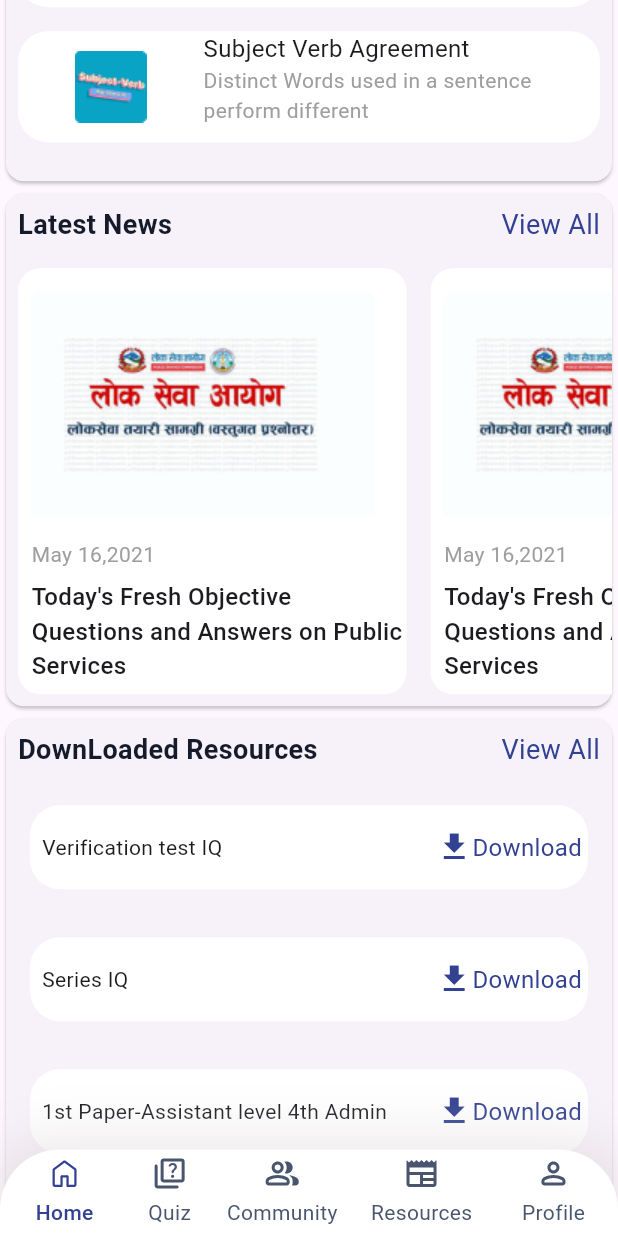
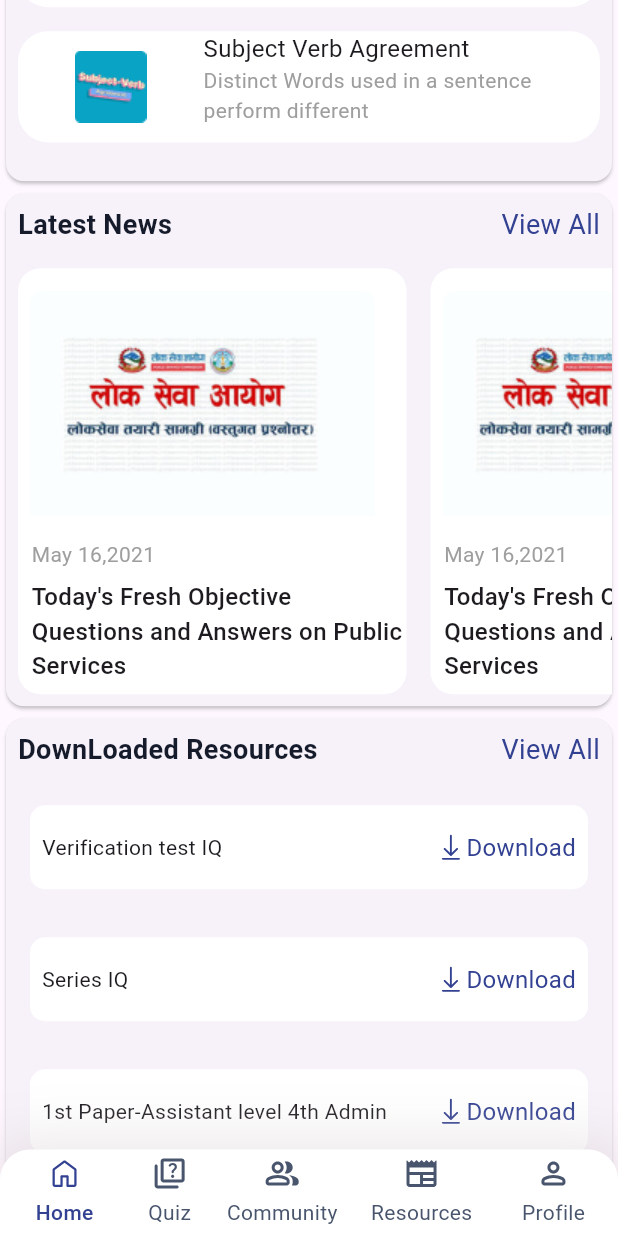
Before and after one commit to Neptechpal-pvt-ltd/loksewatayari-mobile-app, a Flutter app: the DashboardPage screen opened by its route, scrolled down 1085 dp, on a phone screen of 412 x 824 dp. Run offline on Flutter 3.47's test engine with Material 3 defaults, Android fonts, the light colour scheme and no system bars; our stand-ins replace dio, flutter_svg, get_storage, pin_input_text_field, shared_preferences; accounts and stored records are empty.

Commit message:
some chnages on the Ui

```diff
--- a/lib/core/const/assets_path.dart
+++ b/lib/core/const/assets_path.dart
@@ -90,6 +90,9 @@ class AssetsPath {
 
   //transparent logo
   static const String transparentlogo = '${_imagePath}loksewalogotransparent.png';
+  //
+  static const String arrow_down = '${_iconPath}arrow_down.svg';
+
 
 
 
--- a/lib/core/routes/router_generator.dart
+++ b/lib/core/routes/router_generator.dart
@@ -41,7 +41,7 @@ class RouterGenerator {
       case Routes.course:
         return MaterialPageRoute(builder: (_) => SelectCourse());
 
-      case Routes.selecteng:
+      case Routes.home:
         return MaterialPageRoute(builder: (_) => HomePage());
       case Routes.dashboard:
         return MaterialPageRoute(builder: (_) => const DashboardPage());
--- a/lib/core/routes/routes.dart
+++ b/lib/core/routes/routes.dart
@@ -8,7 +8,7 @@ class Routes {
   static const String career = "/SelectCareer";
 
   static const String course = "/SelectCourse";
-  static const String selecteng = "/SelectEngineering";
+  static const String home = "/HomePage";
   static const String dashboard = "/DashBoard";
   static const String result = "/ResultPage";
   static const String askqsn = "/AskQuestion";
--- a/lib/main.dart
+++ b/lib/main.dart
@@ -2,7 +2,9 @@ import 'package:flutter/material.dart';
 import 'package:get_storage/get_storage.dart';
 import 'package:loksewa/core/routes/router_generator.dart';
 import 'package:loksewa/core/themes/app_theme.dart';
-import 'package:loksewa/view/splash_onboard/splash_screen.dart';
+import 'package:loksewa/view/home_view/dashboard.dart';
+import 'package:loksewa/view/home_view/homepage.dart';
+import 'package:loksewa/view/signup/register_view.dart';
 import 'package:loksewa/view_model.dart/dashboard_view_model.dart';
 import 'package:loksewa/view_model.dart/login/auth_view_model.dart';
 import 'package:loksewa/view_model.dart/onboarding_view_model.dart';
@@ -14,11 +16,13 @@ import 'package:provider/provider.dart';
 
 void main() async {
   await GetStorage.init();
-  runApp(const MyApp());
+  runApp(MyApp());
 }
 
 class MyApp extends StatelessWidget {
-  const MyApp({super.key});
+  final ThemeViewModel _themeViewModel = ThemeViewModel(ThemeData.light());
+
+  MyApp({super.key});
 
   @override
   Widget build(BuildContext context) {
@@ -35,16 +39,16 @@ class MyApp extends StatelessWidget {
             create: (_) => DashboardViewModel()),
         ChangeNotifierProvider<OtpInfoViewModel>(
             create: (_) => OtpInfoViewModel()),
-        ChangeNotifierProvider<ThemeViewModel>(
+        ChangeNotifierProvider(
             create: (_) => ThemeViewModel(ThemeData.light())),
       ],
       child: MaterialApp(
           debugShowCheckedModeBanner: false,
           title: 'Flutter Demo',
           theme: AppTheme.light,
-          darkTheme: AppTheme.dark,
+          darkTheme: _themeViewModel.getTheme(),
           onGenerateRoute: (settings) => RouterGenerator.getRoute(settings),
-          home: SplashScreen()),
+          home: DashboardPage()),
     );
   }
 }
--- a/lib/utils/widgets/card/downloaded_resources.dart
+++ b/lib/utils/widgets/card/downloaded_resources.dart
@@ -1,4 +1,6 @@
 import 'package:flutter/material.dart';
+import 'package:flutter_svg/flutter_svg.dart';
+import 'package:loksewa/core/const/assets_path.dart';
 import 'package:loksewa/core/themes/app_color.dart';
 
 class DownloadResources extends StatelessWidget {
@@ -49,7 +51,7 @@ class DownloadResources extends StatelessWidget {
                     width: MediaQuery.sizeOf(context).width * 0.2,
                     decoration: BoxDecoration(
                       color: Colors.white,
-                      borderRadius: BorderRadius.circular(20),
+                      borderRadius: BorderRadius.circular(10),
                     ),
                     margin: const EdgeInsets.all(8.0),
                     child: Row(
@@ -59,21 +61,21 @@ class DownloadResources extends StatelessWidget {
                           padding: const EdgeInsets.all(8.0),
                           child: Text(downloadedtexts[index]),
                         ),
-                        const Padding(
+                        Padding(
                           padding: EdgeInsets.all(4.0),
                           child: Row(
                             children: [
                               // ignore: unnecessary_const
-                              const Icon(
-                                Icons.download_sharp,
-                                color: AppColor.primaryColor,
-                              ),
-                              Text(
-                                "Download",
-                                style: TextStyle(
-                                    fontSize: 16,
-                                    fontWeight: FontWeight.w400,
-                                    color: AppColor.primaryColor),
+                              SvgPicture.asset(AssetsPath.arrow_down),
+                              Padding(
+                                padding: const EdgeInsets.all(4.0),
+                                child: Text(
+                                  "Download",
+                                  style: TextStyle(
+                                      fontSize: 16,
+                                      fontWeight: FontWeight.w400,
+                                      color: AppColor.primaryColor),
+                                ),
                               ),
                             ],
                           ),
--- a/lib/view/home_view/dashboard.dart
+++ b/lib/view/home_view/dashboard.dart
@@ -40,8 +40,8 @@ class _DashboardPageState extends State<DashboardPage>
                   height: MediaQuery.of(context).size.height * 0.07,
                   decoration: BoxDecoration(
                       borderRadius: const BorderRadius.only(
-                          topLeft: Radius.circular(40),
-                          topRight: Radius.circular(40)),
+                          topLeft: Radius.circular(20),
+                          topRight: Radius.circular(20)),
                       color: Colors.white,
                       boxShadow: [
                         BoxShadow(
```
Also changed, not shown: lib/view/login/select_career.dart (+24 -2 lines), lib/view/login/select_course.dart (+33 -2 lines), lib/view/profile/profile_view.dart (+18 -6 lines), lib/view/quiz/result.dart (+11 -3 lines), lib/view_model.dart/selectcareer_view_model.dart (+52 -6 lines), assets/icons/arrow_down.svg (added), 1 other file.
